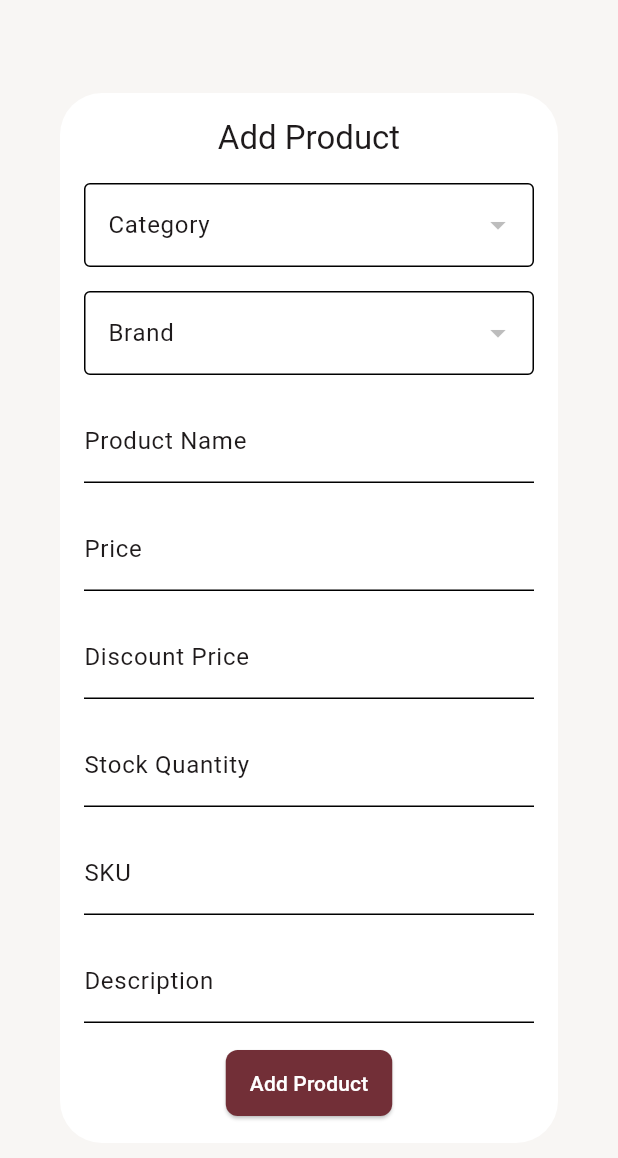
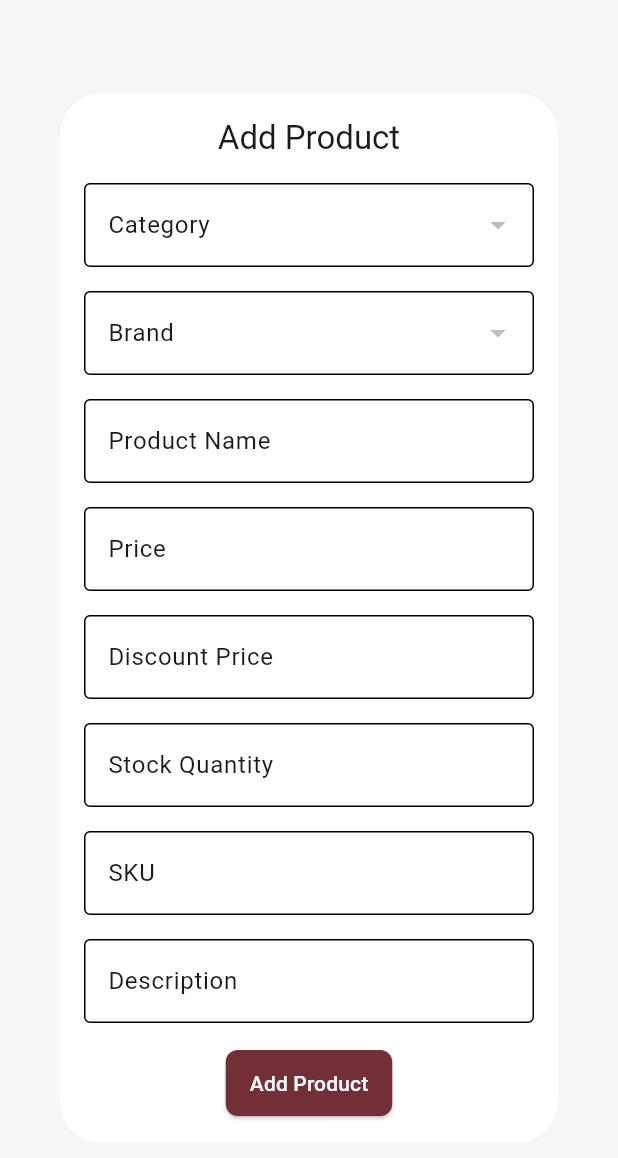
Before and after one commit to bryann54/quickpour-merchant, a Flutter app: the AddProductDialog widget shown alone on an empty page, opened directly, on a phone screen of 412 x 824 dp. Shown: the top 1158 px of the screen. Run offline on Flutter 3.47's test engine with Material 3 defaults, Android fonts, the phone set to English and light mode, and no system bars; our stand-ins replace bloc, cached_network_image, cloud_firestore, equatable, firebase_auth, firebase_core and 5 more; accounts and stored records are empty; generated files the repository leaves out were written again; network calls fail.

Commit message:
ui update

```diff
--- a/lib/features/product/presentation/widgets/add_product_dialog_widget.dart
+++ b/lib/features/product/presentation/widgets/add_product_dialog_widget.dart
@@ -31,6 +31,7 @@ class _AddProductDialogState extends State<AddProductDialog> {
   @override
   Widget build(BuildContext context) {
     return Dialog(
+      child: SingleChildScrollView(
         child: Padding(
           padding: const EdgeInsets.all(16.0),
           child: Form(
@@ -98,7 +99,8 @@ class _AddProductDialogState extends State<AddProductDialog> {
 
                       // Validate selected brand
                       if (_selectedBrand != null &&
-                        !brands.any((brand) => brand.name == _selectedBrand)) {
+                          !brands
+                              .any((brand) => brand.name == _selectedBrand)) {
                         _selectedBrand = null;
                       }
 
@@ -134,7 +136,10 @@ class _AddProductDialogState extends State<AddProductDialog> {
                 const SizedBox(height: 16),
                 // Product Name
                 TextFormField(
-                decoration: const InputDecoration(labelText: 'Product Name'),
+                  decoration: const InputDecoration(
+                    labelText: 'Product Name',
+                    border: OutlineInputBorder(),
+                  ),
                   onChanged: (value) => _productName = value,
                   validator: (value) =>
                       value!.isEmpty ? 'Enter product name' : null,
@@ -142,7 +147,10 @@ class _AddProductDialogState extends State<AddProductDialog> {
                 const SizedBox(height: 16),
                 // Price
                 TextFormField(
-                decoration: const InputDecoration(labelText: 'Price'),
+                  decoration: const InputDecoration(
+                    labelText: 'Price',
+                    border: OutlineInputBorder(),
+                  ),
                   keyboardType: TextInputType.number,
                   onChanged: (value) => _price = double.tryParse(value),
                   validator: (value) =>
@@ -151,14 +159,20 @@ class _AddProductDialogState extends State<AddProductDialog> {
                 const SizedBox(height: 16),
                 // Discount Price
                 TextFormField(
-                decoration: const InputDecoration(labelText: 'Discount Price'),
+                  decoration: const InputDecoration(
+                    labelText: 'Discount Price',
+                    border: OutlineInputBorder(),
+                  ),
                   keyboardType: TextInputType.number,
                   onChanged: (value) => _discountPrice = double.tryParse(value),
                 ),
                 const SizedBox(height: 16),
                 // Stock Quantity
                 TextFormField(
-                decoration: const InputDecoration(labelText: 'Stock Quantity'),
+                  decoration: const InputDecoration(
+                    labelText: 'Stock Quantity',
+                    border: OutlineInputBorder(),
+                  ),
                   keyboardType: TextInputType.number,
                   onChanged: (value) => _stockQuantity = int.tryParse(value),
                   validator: (value) =>
@@ -167,14 +181,20 @@ class _AddProductDialogState extends State<AddProductDialog> {
                 const SizedBox(height: 16),
                 // SKU
                 TextFormField(
-                decoration: const InputDecoration(labelText: 'SKU'),
+                  decoration: const InputDecoration(
+                    labelText: 'SKU',
+                    border: OutlineInputBorder(),
+                  ),
                   onChanged: (value) => _sku = value,
                   validator: (value) => value!.isEmpty ? 'Enter SKU' : null,
                 ),
                 const SizedBox(height: 16),
                 // Description
                 TextFormField(
-                decoration: const InputDecoration(labelText: 'Description'),
+                  decoration: const InputDecoration(
+                    labelText: 'Description',
+                    border: OutlineInputBorder(),
+                  ),
                   onChanged: (value) => _description = value,
                   validator: (value) =>
                       value!.isEmpty ? 'Enter description' : null,
@@ -216,7 +236,9 @@ class _AddProductDialogState extends State<AddProductDialog> {
                           updatedAt: DateTime.now(),
                         );
 
-                      context.read<ProductsBloc>().add(AddProduct(newProduct));
+                        context
+                            .read<ProductsBloc>()
+                            .add(AddProduct(newProduct));
                         Navigator.pop(context);
 
                         ScaffoldMessenger.of(context).showSnackBar(
@@ -241,6 +263,7 @@ class _AddProductDialogState extends State<AddProductDialog> {
             ),
           ),
         ),
+      ),
     );
   }
 }
--- a/lib/features/product/presentation/widgets/product_form.dart
+++ b/lib/features/product/presentation/widgets/product_form.dart
@@ -245,7 +245,7 @@ class _ProductFormState extends State<ProductForm> {
                   ),
                   items: categories.map((Category category) {
                     return DropdownMenuItem<String>(
-                      value: category.id,
+                      value: category.name,
                       child: Text(category.name),
                     );
                   }).toList(),
```
Also changed, not shown: lib/core/utils/custom_appbar.dart (+16 -16 lines), lib/core/utils/routes.dart (+10 -15 lines), lib/features/orders/presentation/pages/order_details_screen.dart (+15 -3 lines), lib/features/orders/presentation/widgets/order_item_card.dart (+13 -5 lines), lib/features/product/presentation/pages/home_screen.dart (+6 -3 lines), lib/features/product/presentation/pages/products_screen.dart (deleted, +0 -144 lines). Lines whose indentation alone changed are shown as unchanged.
